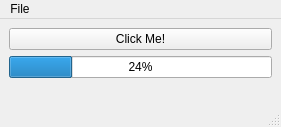
Before: the Qt Designer form app_templates/qtdesigner_app/mainwindow.ui in KDE/kdev-python, drawn with Qt 5.
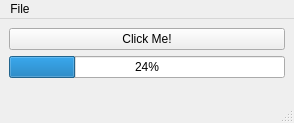
After: the same form once the commit is applied.

Commit message: Fix the qt designer application template

Diff of the .ui file:
```diff
--- a/app_templates/qtdesigner_app/mainwindow.ui
+++ b/app_templates/qtdesigner_app/mainwindow.ui
@@ -6,8 +6,8 @@
    <rect>
     <x>0</x>
     <y>0</y>
-    <width>281</width>
-    <height>127</height>
+    <width>294</width>
+    <height>123</height>
    </rect>
   </property>
   <property name="windowTitle">
@@ -49,8 +49,8 @@
     <rect>
      <x>0</x>
      <y>0</y>
-     <width>281</width>
-     <height>25</height>
+     <width>294</width>
+     <height>22</height>
     </rect>
    </property>
    <widget class="QMenu" name="menuFile">
```
The commit also changes 2 other files.
